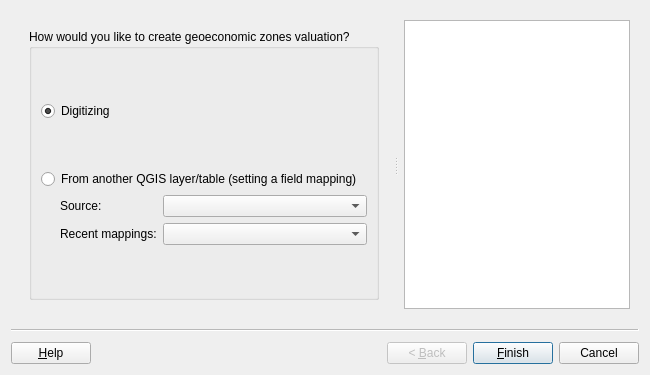
Old version of the form asistente_ladm_col/ui/wiz_create_geoeconomic_zone_valuation.ui in the repository SwissTierrasColombia/Asistente-LADM-COL.
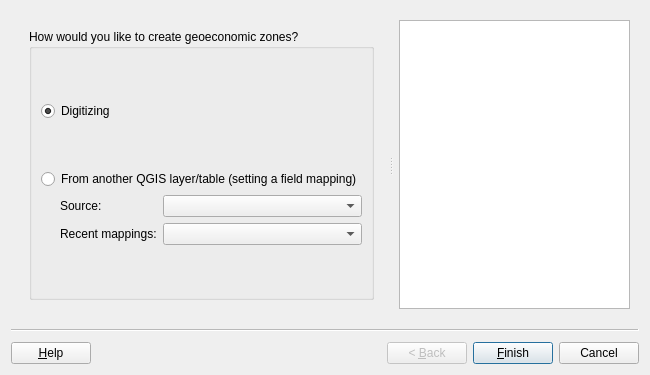
New version of the form. Custom widgets are drawn as their Qt base class.

What changed in the file:
```diff
--- a/asistente_ladm_col/ui/wiz_create_geoeconomic_zone_valuation.ui
+++ b/asistente_ladm_col/ui/wiz_create_geoeconomic_zone_valuation.ui
@@ -64,7 +64,7 @@
         <item row="0" column="0">
          <widget class="QGroupBox" name="gbx_page_1">
           <property name="title">
-           <string>How would you like to create geoeconomic zones valuation?</string>
+           <string>How would you like to create geoeconomic zones?</string>
           </property>
           <layout class="QGridLayout" name="gridLayout_3">
            <item row="4" column="1">
```
Left out of the diff: 17 changed lines with no effect on the pictures.
